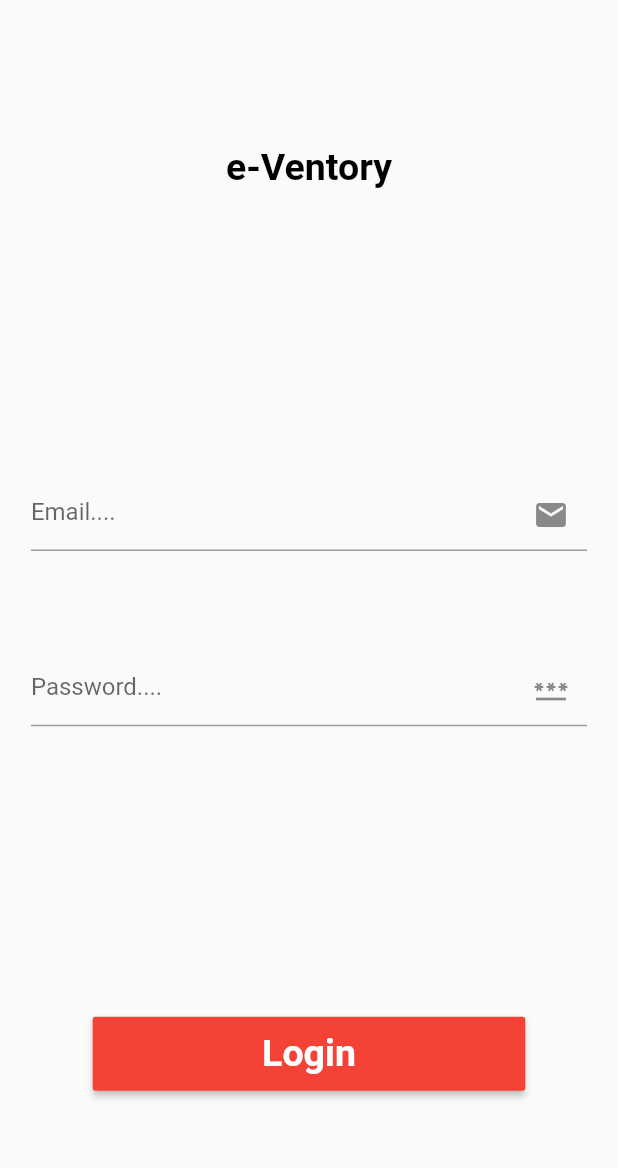
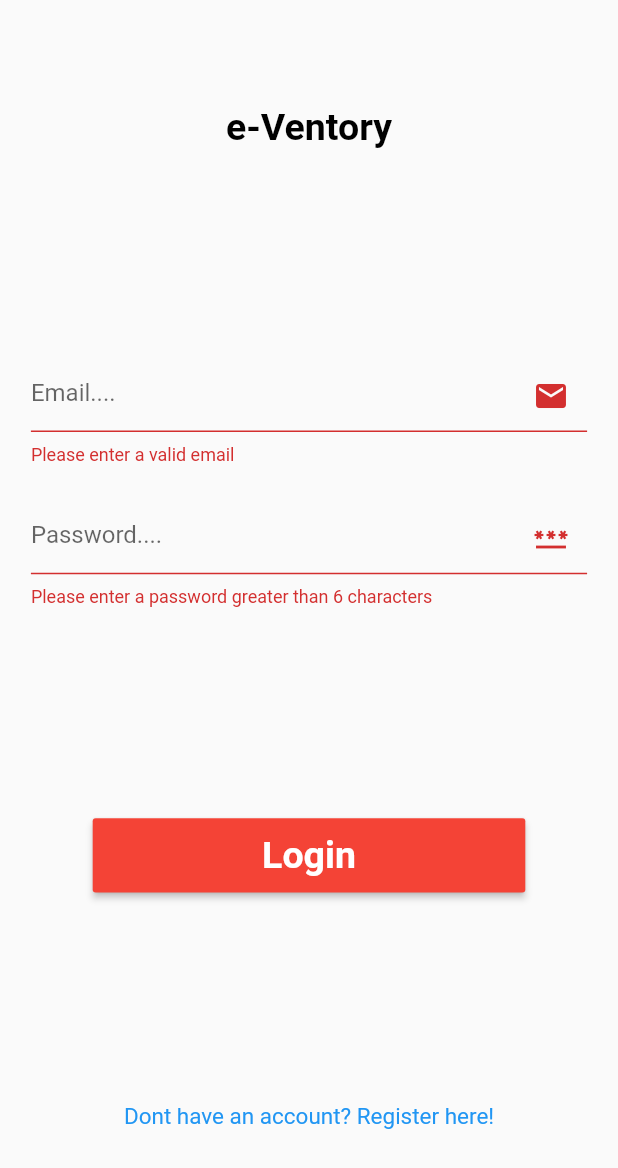
Before and after one commit to DemiAdisa/e-Ventory, a Flutter app: the screen it shows after launch, after a tap on "Login", on a phone screen of 412 x 824 dp. Shown: the top 1168 px of the screen. Run offline on Flutter 3.47's test engine with Material 2 defaults, Android fonts, the phone set to English and light mode, and no system bars.

Commit message:
Register Page Nav added to Login Page

```diff
--- a/lib/main.dart
+++ b/lib/main.dart
@@ -24,7 +24,7 @@ class MyApp extends StatelessWidget {
         // or simply save your changes to "hot reload" in a Flutter IDE).
         // Notice that the counter didn't reset back to zero; the application
         // is not restarted.
-        primarySwatch: Colors.blue,
+        primarySwatch: Colors.red,
       ),
       initialRoute: "login",
       routes: {
--- a/lib/pages/login_page.dart
+++ b/lib/pages/login_page.dart
@@ -35,6 +35,7 @@ class _LoginPageState extends State<LoginPage> {
                 _titleWidget(),
                 _loginForm(),
                 _loginButton(),
+                _registerPageLink(),
               ],
             ),
           ),
@@ -72,7 +73,7 @@ class _LoginPageState extends State<LoginPage> {
       validator: (value) {
         bool _result = value!.contains(RegExp(
             r"^[a-zA-Z0-9.a-zA-Z0-9.!#$%&'*+-/=?^_`{|}~]+@[a-zA-Z0-9]+\.[a-zA-Z]+"));
-        _result ? null : "Please enter a valid email";
+        return _result ? null : "Please enter a valid email";
       },
     );
   }
@@ -120,7 +121,7 @@ class _LoginPageState extends State<LoginPage> {
     return MaterialButton(
       minWidth: _deviceWidth! * 0.70,
       height: _deviceHeight! * 0.06,
-      onPressed: () {},
+      onPressed: _loginUser,
       color: Colors.red,
       child: const Text(
         "Login",
@@ -132,4 +133,24 @@ class _LoginPageState extends State<LoginPage> {
       ),
     );
   }
+
+  Widget _registerPageLink() {
+    return GestureDetector(
+      onTap: () => Navigator.pushNamed(context, 'register'),
+      child: const Text(
+        "Dont have an account? Register here!",
+        style: TextStyle(
+          color: Colors.blue,
+          fontSize: 15,
+          fontWeight: FontWeight.w400,
+        ),
+      ),
+    );
+  }
+
+  void _loginUser() {
+    if (_loginFormKey.currentState!.validate()) {
+      _loginFormKey.currentState!.save();
+    }
+  }
 }
```
